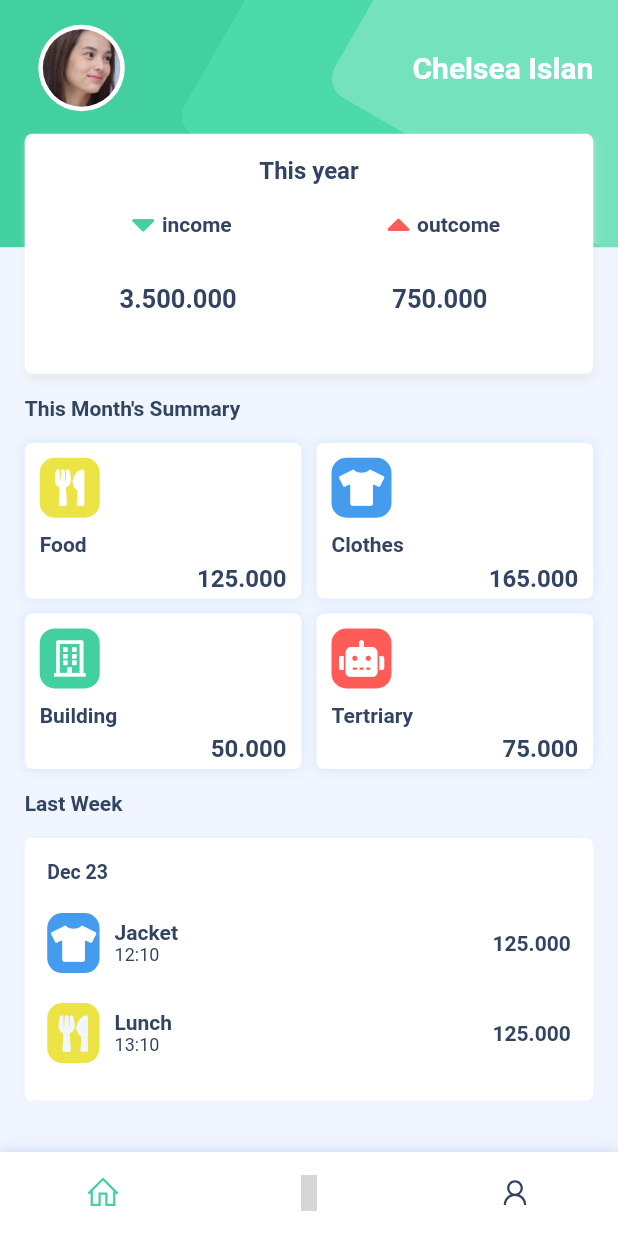
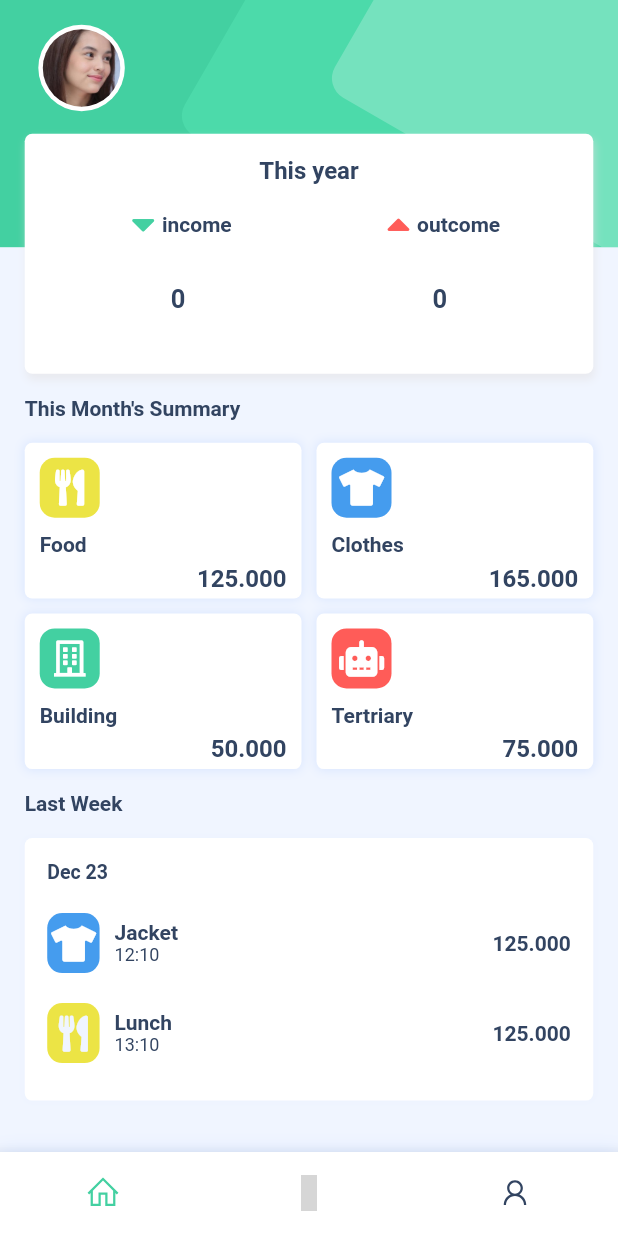
Before and after one commit to nanangsetya/flutter-bulananku, a Flutter app: the DashboardPage screen opened directly, on a phone screen of 412 x 824 dp. Run offline on Flutter 3.47's test engine with Material 2 defaults, Android fonts, the light colour scheme and no system bars; our stand-ins replace font_awesome_flutter, line_icons, shared_preferences; missing offline and left inert: flutter_dialogs; accounts and stored records are empty; network calls fail; Roboto replaces fonts that are missing (Bahnschrift); grey boxes are pictures that could not be loaded.

Commit message:
add shared pref on name and api request on this year data

```diff
--- /dev/null
+++ b/lib/models/this_year.dart
@@ -0,0 +1,8 @@
+class YearResult {
+  bool success;
+  String income;
+  String outcome;
+
+  YearResult(
+      {required this.success, required this.income, required this.outcome});
+}
--- a/lib/pages/dashboard_page.dart
+++ b/lib/pages/dashboard_page.dart
@@ -5,6 +5,7 @@ import 'package:bulananku/widget/dashboard_card_year.dart';
 import 'package:flutter/material.dart';
 import 'package:font_awesome_flutter/font_awesome_flutter.dart';
 import 'package:line_icons/line_icons.dart';
+import 'package:shared_preferences/shared_preferences.dart';
 
 class DashboardPage extends StatefulWidget {
   @override
@@ -12,6 +13,21 @@ class DashboardPage extends StatefulWidget {
 }
 
 class _DashboardPageState extends State<DashboardPage> {
+  String user_name = '';
+
+  Future<Null> getName() async {
+    final SharedPreferences prefs = await SharedPreferences.getInstance();
+    setState(() {
+      user_name = prefs.getString('user_name').toString();
+    });
+  }
+
+  @override
+  void initState() {
+    super.initState();
+    getName();
+  }
+
   @override
   int _selectedIndex = 0;
   Widget build(BuildContext context) {
@@ -105,7 +121,7 @@ class _DashboardPageState extends State<DashboardPage> {
                                   child: Container(
                                     alignment: Alignment.centerRight,
                                     child: Text(
-                                      "Chelsea Islan",
+                                      user_name,
                                       style: TextStyle(
                                         color: Colors.white,
                                         fontSize: 20,
--- a/lib/services/auth.dart
+++ b/lib/services/auth.dart
@@ -16,8 +16,9 @@ class Auth {
     if (jsonObject['success']) {
       SharedPreferences prefs = await SharedPreferences.getInstance();
       await prefs.setBool('login', true);
-      await prefs.setString('name', data['name']);
-      await prefs.setString('token', data['token']);
+      await prefs.setString('user_id', data['id'].toString());
+      await prefs.setString('user_name', data['name']);
+      await prefs.setString('user_token', data['token']);
 
       return LoginResult(
           status: jsonObject['success'],
--- /dev/null
+++ b/lib/services/get_data_this_year.dart
@@ -0,0 +1,27 @@
+import 'dart:convert';
+
+import 'package:bulananku/models/this_year.dart';
+import 'package:http/http.dart' as http;
+import 'package:shared_preferences/shared_preferences.dart';
+
+class GetThisYear {
+  static Future<YearResult> getData() async {
+    final SharedPreferences prefs = await SharedPreferences.getInstance();
+    var apiResult = await http.post(
+        Uri.parse(
+            'https://bulananku-laravel.pieceofsite.com/api/v1/data_this_year'),
+        headers: {
+          'Authorization': 'Bearer ' + prefs.getString('token').toString()
+        },
+        body: {
+          "user_id": prefs.getString('user_id')
+        });
+    Map<String, dynamic> jsonObject = json.decode(apiResult.body);
+    Map<String, dynamic> data = jsonObject['data'];
+
+    return YearResult(
+        success: jsonObject['success'],
+        income: data['income'],
+        outcome: data['outcome']);
+  }
+}
--- a/lib/widget/dashboard_card_year.dart
+++ b/lib/widget/dashboard_card_year.dart
@@ -1,3 +1,4 @@
+import 'package:bulananku/services/get_data_this_year.dart';
 import 'package:bulananku/styles/color_style.dart';
 import 'package:flutter/material.dart';
 import 'package:font_awesome_flutter/font_awesome_flutter.dart';
@@ -10,6 +11,23 @@ class CardYear extends StatefulWidget {
 }
 
 class _CardYearState extends State<CardYear> {
+  String _income = "0";
+  String _outcome = "0";
+
+  setData() async {
+    var data = await GetThisYear.getData();
+    setState(() {
+      _income = data.income;
+      _outcome = data.outcome;
+    });
+  }
+
+  @override
+  void initState() {
+    super.initState();
+    setData();
+  }
+
   @override
   Widget build(BuildContext context) {
     return Container(
@@ -62,7 +80,7 @@ class _CardYearState extends State<CardYear> {
                                     fontSize: 14)),
                           ],
                         ),
-                        Text('3.500.000',
+                        Text(_income,
                             style: TextStyle(
                                 color: ColorStyle.cText,
                                 fontFamily: "Bahnschrift",
@@ -89,7 +107,7 @@ class _CardYearState extends State<CardYear> {
                                     fontSize: 14)),
                           ],
                         ),
-                        Text('750.000',
+                        Text(_outcome,
                             style: TextStyle(
                                 color: ColorStyle.cText,
                                 fontFamily: "Bahnschrift",
```
Also changed, not shown: lib/main.dart (+8 -8 lines).
